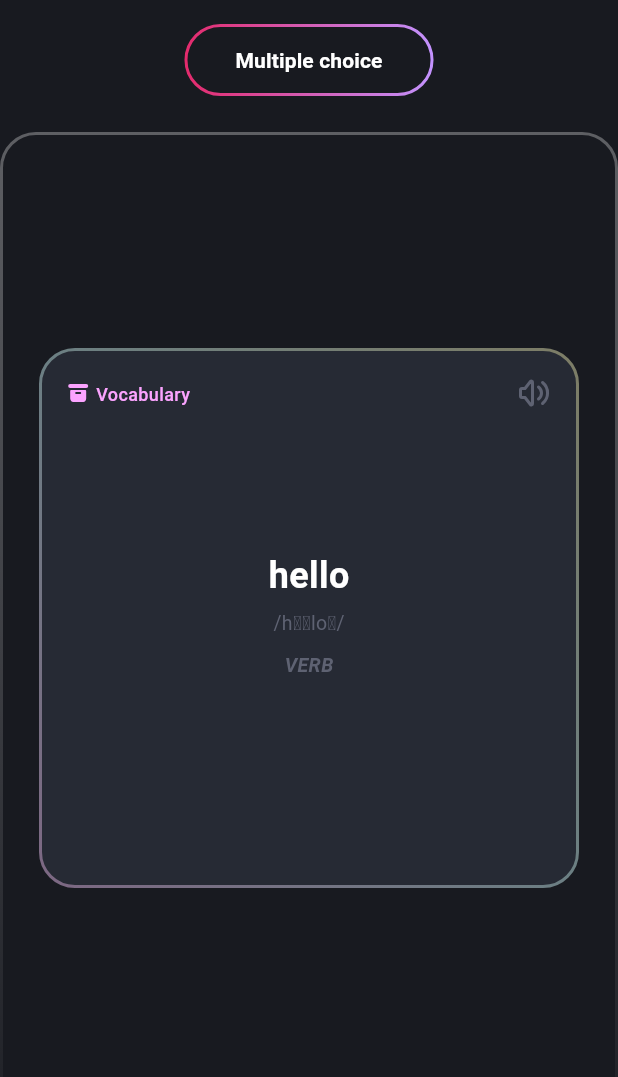
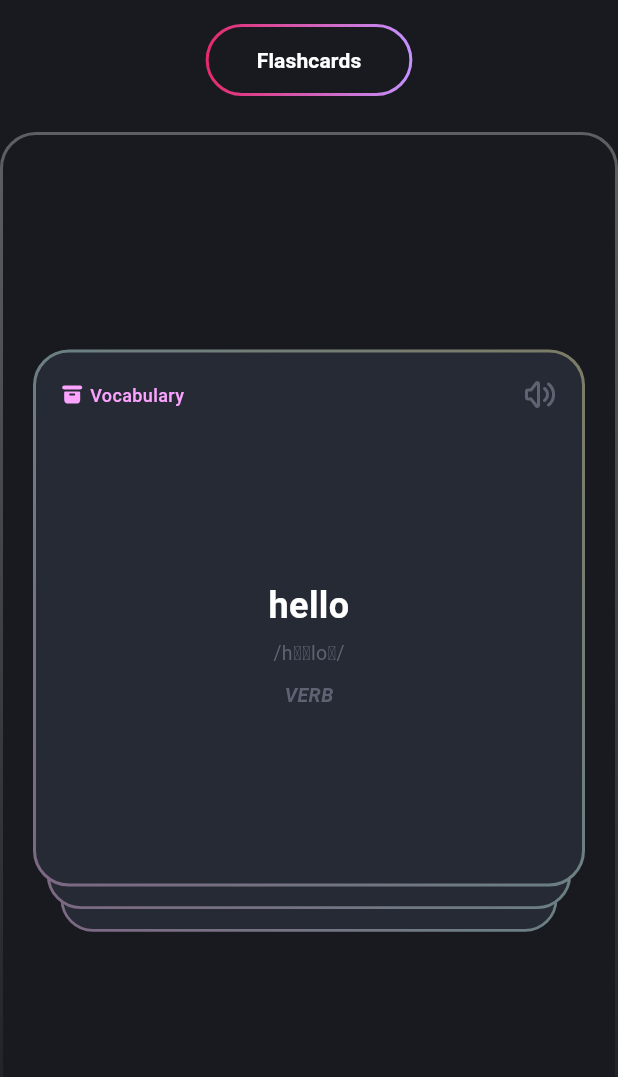
Before and after one commit to ntd1241/language_learning_app, a Flutter app: the screen it shows after launch, on a phone screen of 412 x 824 dp. Shown: the top 1077 px of the screen. Run offline on Flutter 3.47's test engine with Material 3 defaults, Android fonts, the phone set to English and light mode, and no system bars; drawn by our look-alikes of flip_card, flutter_card_swiper; our stand-ins replace flutter_tabler_icons, gradient_borders.

```diff
--- a/lib/components/buttons/outline.dart
+++ b/lib/components/buttons/outline.dart
@@ -1,10 +1,9 @@
 import 'package:flutter/material.dart';
-import 'package:gradient_borders/gradient_borders.dart';
 
 class OutlineButton extends StatelessWidget {
   const OutlineButton({
     super.key,
-    this.text = ''
+    this.text = '',
   });
 
   final String text;
@@ -16,7 +15,6 @@ class OutlineButton extends StatelessWidget {
         debugPrint('Received click');
       },
       child: Text("BUtton"),
-
     );
   }
 }
--- a/lib/screens/practice/practice.dart
+++ b/lib/screens/practice/practice.dart
@@ -3,7 +3,7 @@ import 'package:gradient_borders/box_borders/gradient_box_border.dart';
 import 'package:language_learning_app/components/buttons/content_styles/text.dart';
 import 'package:language_learning_app/components/buttons/gradient_outline.dart';
 import 'package:language_learning_app/components/headers/index.dart';
-import 'package:language_learning_app/screens/practice/types/flashcards/flashcard.dart';
+import 'package:language_learning_app/screens/practice/types/flashcards/flashcard_screen.dart';
 import 'package:language_learning_app/theme/colors.dart';
 
 class PracticeScreen extends StatelessWidget {
@@ -21,7 +21,7 @@ class PracticeScreen extends StatelessWidget {
       appBar: Header(
         titleWidget: GradientOutlineButton(
           child: ButtonContentText(
-            label: "Multiple choice",
+            label: "Flashcards",
           ),
         ),
       ),
@@ -38,18 +38,9 @@ class PracticeScreen extends StatelessWidget {
         width: double.infinity,
         height: double.infinity,
         child: Stack(
-          alignment: Alignment.topCenter,
+          alignment: Alignment.center,
           children: [
-            Container(
-              alignment: Alignment.center,
-              padding: EdgeInsets.all(24),
-              child: FlashCard(
-                word: "hello",
-                label: "verb",
-                ipa: "/hɛˈloʊ/",
-                meaning: "chao buoi sang",
-              ),
-            ),
+            FlashCardScreen(),
           ],
         ),
       ),
--- a/lib/screens/practice/types/flashcards/flashcard.dart
+++ b/lib/screens/practice/types/flashcards/flashcard.dart
@@ -44,7 +44,8 @@ class FlashCard extends StatelessWidget {
       Center(
         child: Text(
           meaning,
-          style: MyTypography.titleM,
+          textAlign: TextAlign.center,
+          style: MyTypography.h5,
         ),
       ),
     ];
@@ -54,7 +55,8 @@ class FlashCard extends StatelessWidget {
         Center(
           child: Text(
             definition!,
-            style: MyTypography.titleM,
+            textAlign: TextAlign.center,
+            style: MyTypography.h6,
           ),
         ),
       );
@@ -65,7 +67,8 @@ class FlashCard extends StatelessWidget {
         Center(
           child: Text(
             example!,
-            style: MyTypography.titleM,
+            textAlign: TextAlign.center,
+            style: MyTypography.h6,
           ),
         ),
       );
@@ -135,12 +138,15 @@ class FlashCard extends StatelessWidget {
                   onPressed: () {},
                 ),
               ),
-              Center(
+              Container(
+                alignment: Alignment.center,
+                padding: EdgeInsets.fromLTRB(16, 72, 16, 32),
                 child: Column(
                   spacing: 4.0,
                   mainAxisSize: MainAxisSize.min,
                   children: [
                     Text(
+                      textAlign: TextAlign.center,
                       word,
                       style: MyTypography.h5,
                     ),
--- /dev/null
+++ b/lib/screens/practice/types/flashcards/flashcard_screen.dart
@@ -0,0 +1,72 @@
+import 'package:flutter/material.dart';
+import 'package:flutter_card_swiper/flutter_card_swiper.dart';
+import 'package:language_learning_app/screens/practice/types/flashcards/flashcard.dart';
+
+class FlashCardScreen extends StatelessWidget {
+  const FlashCardScreen({
+    super.key,
+    this.cards = const [
+      FlashCard(
+        key: ValueKey("hello"),
+        word: "hello",
+        label: "verb",
+        ipa: "/hɛˈloʊ/",
+        meaning: "chao buoi sang",
+        definition: "used as a greeting or to begin a conversation",
+      ),
+      FlashCard(
+        key: ValueKey("goodbye"),
+        word: "goodbye",
+        label: "verb",
+        ipa: "/ɡʊdˈbaɪ/",
+        meaning: "tam biet",
+      ),
+      FlashCard(
+        key: ValueKey("morning"),
+        word: "good morning",
+        label: "verb",
+        ipa: "/ɡʊd ˈmɔːrnɪŋ/",
+        meaning: "chao buoi sang",
+      ),
+      FlashCard(
+        key: ValueKey("afternoon"),
+        word: "good afternoon",
+        label: "verb",
+        ipa: "/ɡʊd ˌæftərˈnuːn/",
+        meaning: "chao buoi chieu",
+      ),
+      FlashCard(
+        key: ValueKey("evening"),
+        word: "good evening",
+        label: "verb",
+        ipa: "/ɡʊd ˈiːvnɪŋ/",
+        meaning: "chao buoi toi",
+      ),
+      FlashCard(
+        key: ValueKey("night"),
+        word: "good night",
+        label: "verb",
+        ipa: "/ɡʊd ˈnaɪt/",
+        meaning: "chuc ngu ngon",
+      ),
+    ],
+  });
+
+  final List<FlashCard> cards;
+
+  @override
+  Widget build(BuildContext context) {
+    return AspectRatio(
+      aspectRatio: 1.0,
+      child: CardSwiper(
+        scale: 0.95,
+        backCardOffset: Offset(0, 24),
+        numberOfCardsDisplayed: 3,
+        duration: Duration(seconds: 5),
+        cardsCount: cards.length,
+        cardBuilder: (context, index, percentThresholdX, percentThresholdY) =>
+            cards[index],
+      ),
+    );
+  }
+}
--- a/lib/theme/typography.dart
+++ b/lib/theme/typography.dart
@@ -21,6 +21,12 @@ abstract final class MyTypography {
     fontWeight: FontWeight.w600,
     fontSize: 24,
     height: 32 / 24,
+  );
+  static const h6 = TextStyle(
+    color: AppColors.white,
+    fontWeight: FontWeight.w600,
+    fontSize: 20,
+    height: 24 / 20,
   );
 
   //Content
--- a/pubspec.yaml
+++ b/pubspec.yaml
@@ -11,6 +11,7 @@ dependencies:
   flip_card: ^0.7.0
   flutter:
     sdk: flutter
+  flutter_card_swiper: ^7.0.2
   flutter_tabler_icons: ^1.43.0
   gradient_borders: ^1.0.1
 
```
Also changed, not shown: pubspec.lock.
